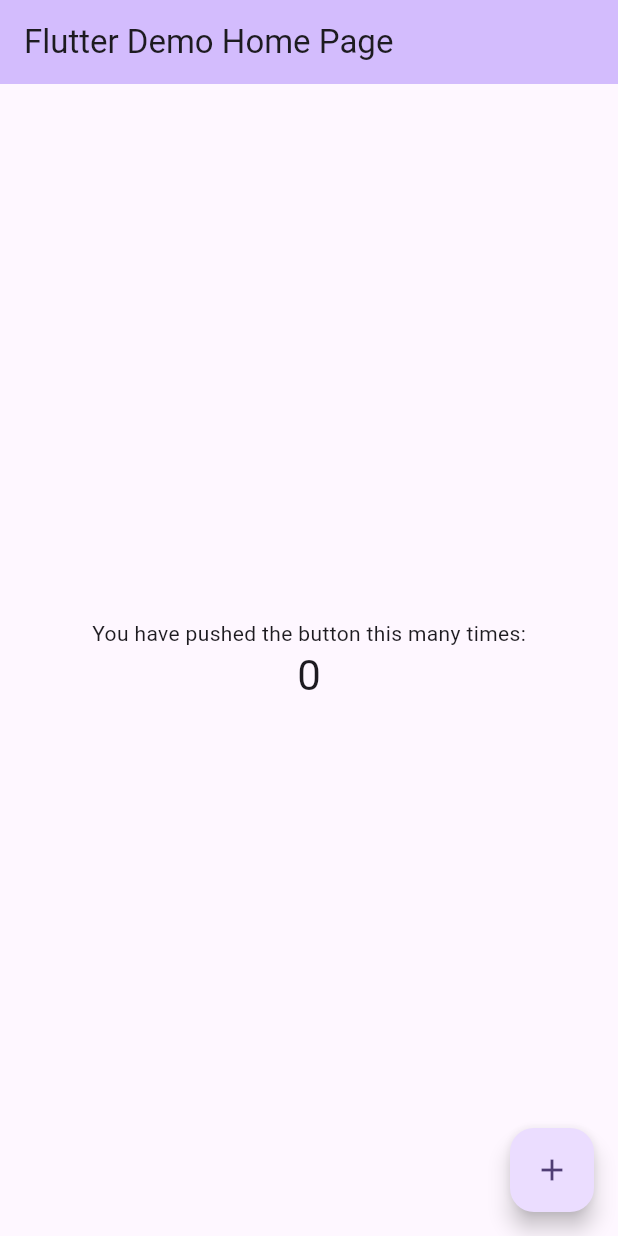
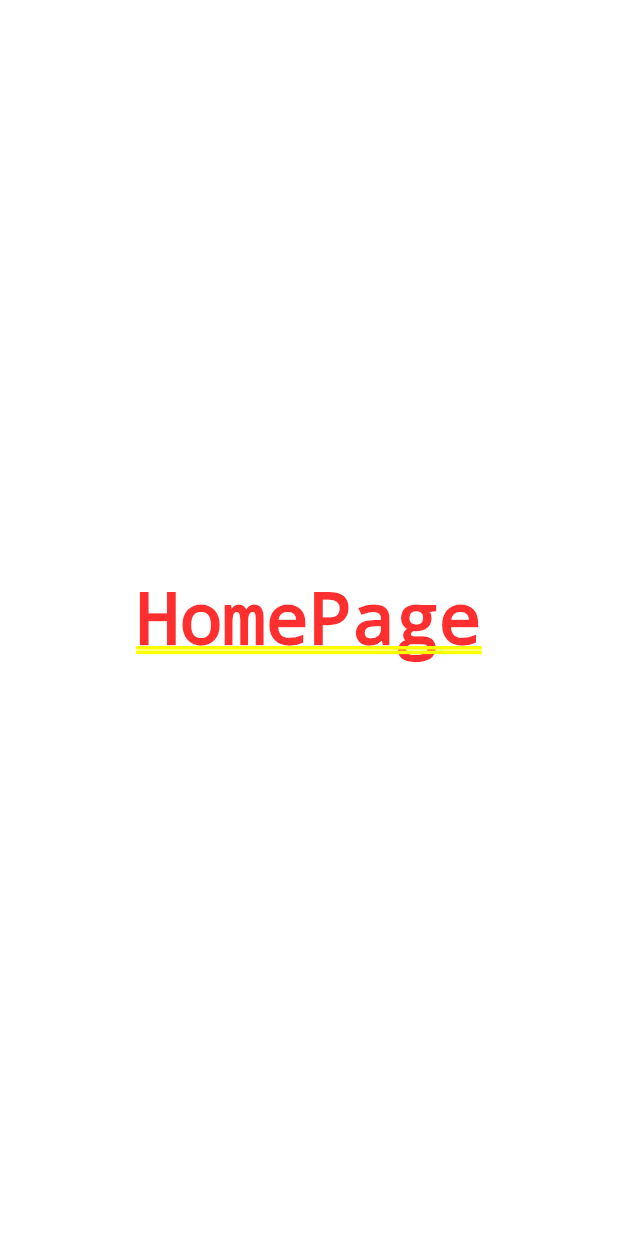
Before and after one commit to itnisa-a/flutter_wowcha, a Flutter app: the screen it shows after launch, on a phone screen of 412 x 824 dp. Run offline on Flutter 3.47's test engine with Material 2 defaults, Android fonts, the phone set to English and light mode, and no system bars.

Commit message:
Add HomePage

```diff
--- /dev/null
+++ b/project/lib/Modules/Home/Home_View.dart
@@ -0,0 +1,15 @@
+import 'package:flutter/material.dart';
+
+class HomePage extends StatefulWidget {
+  const HomePage({super.key});
+
+  @override
+  State<HomePage> createState() => _HomePageState();
+}
+
+class _HomePageState extends State<HomePage> {
+  @override
+  Widget build(BuildContext context) {
+    return Center(child: Text("HomePage"));
+  }
+}
--- a/project/lib/main.dart
+++ b/project/lib/main.dart
@@ -1,4 +1,5 @@
 import 'package:flutter/material.dart';
+import 'package:project/Modules/Home/Home_View.dart';
 
 void main() {
   runApp(const MyApp());
@@ -31,8 +32,7 @@ class MyApp extends StatelessWidget {
           colorScheme: ColorScheme.fromSeed(seedColor: Colors.deepPurple),
           useMaterial3: true,
         ),
-      home: const MyHomePage(title: 'Flutter Demo Home Page'),
-    );
+        home: HomePage());
   }
 }
 
```
Lines whose indentation alone changed are shown as unchanged.
